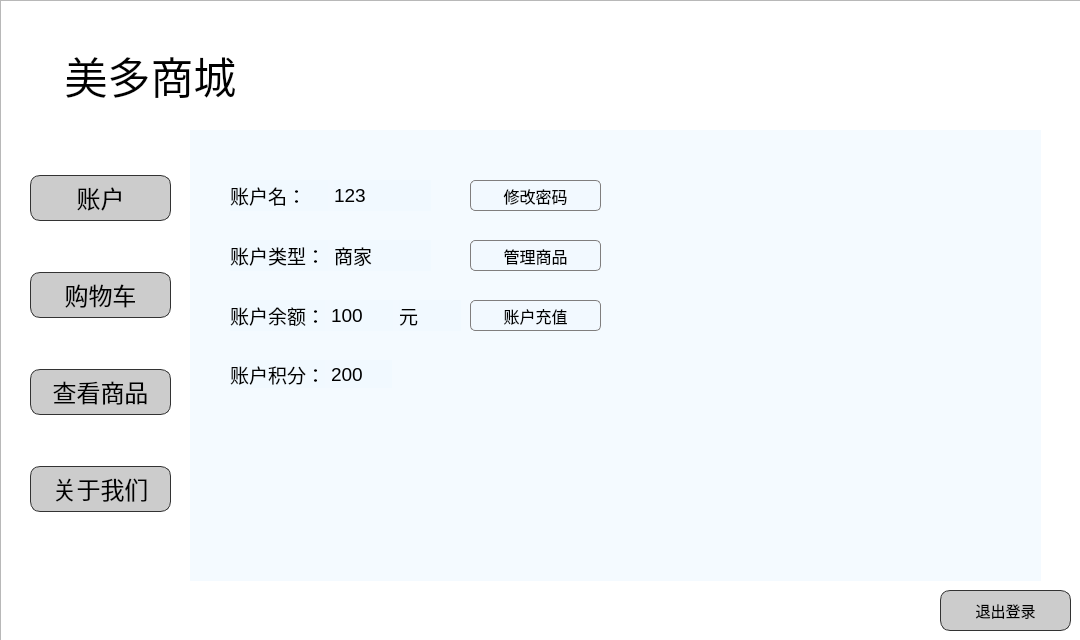
Above: eCommerce/store.ui from MrPluto0/eCommerce before the change. Below: the same form after it.
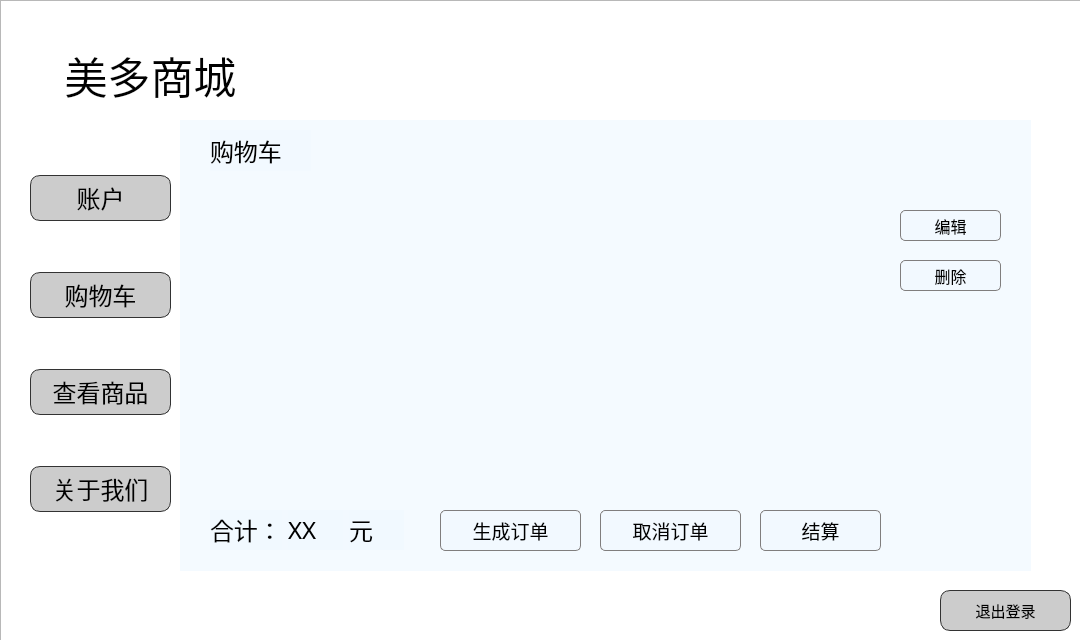
That is the form after the change. Icons and pictures are not drawn.

Diff of the .ui file:
```diff
--- a/eCommerce/store.ui
+++ b/eCommerce/store.ui
@@ -23,8 +23,8 @@
    <widget class="QStackedWidget" name="stackedWidget">
     <property name="geometry">
      <rect>
-      <x>190</x>
-      <y>130</y>
+      <x>180</x>
+      <y>120</y>
       <width>851</width>
       <height>451</height>
      </rect>
@@ -39,7 +39,7 @@
      <string notr="true">background:rgba(240,248,255,0.5);</string>
     </property>
     <property name="currentIndex">
-     <number>0</number>
+     <number>1</number>
     </property>
     <widget class="QWidget" name="index">
      <widget class="QWidget" name="layoutWidget">
@@ -352,6 +352,423 @@
       </property>
      </widget>
     </widget>
+    <widget class="QWidget" name="cart">
+     <widget class="QTableView" name="cartlist">
+      <property name="geometry">
+       <rect>
+        <x>30</x>
+        <y>60</y>
+        <width>671</width>
+        <height>319</height>
+       </rect>
+      </property>
+      <property name="styleSheet">
+       <string notr="true">QTableView QTableCornerButton::section {
+    color: white;/*文字颜色*/
+    background-color: #87CEFA;/*背景色*/
+    border: 5px solid #418bc9;/*边框*/
+    border-radius:20px;/*边框圆角*/
+    border-color: #87CEFA;/*边框颜色*/
+    font: 10px;/*字体大小*/
+    padding:0px 0 0 0px;/*内边距*/
+ }
+
+QTableView {
+	background:transparent;/*背景透明*/
+}
+
+QHeaderView {
+    color: white;
+    font: bold 10pt;
+    background-color: #87CEFA;
+    border: 0px solid #87CEFA;
+    border:0px solid rgb(191,191,191);
+    border-left-color: #87CEFA;
+    border-top-color: #87CEFA;
+    border-radius:20px;
+    min-height:29px;
+}
+
+QHeaderView::section {
+    color: white;
+    background-color:#87CEFA;
+    border: 5px solid #87CEFA;
+    border-radius:20px;
+    border-color:#87CEFA;
+} </string>
+      </property>
+      <property name="editTriggers">
+       <set>QAbstractItemView::NoEditTriggers</set>
+      </property>
+      <property name="selectionMode">
+       <enum>QAbstractItemView::SingleSelection</enum>
+      </property>
+      <property name="selectionBehavior">
+       <enum>QAbstractItemView::SelectRows</enum>
+      </property>
+      <property name="textElideMode">
+       <enum>Qt::ElideMiddle</enum>
+      </property>
+      <property name="gridStyle">
+       <enum>Qt::CustomDashLine</enum>
+      </property>
+      <property name="cornerButtonEnabled">
+       <bool>true</bool>
+      </property>
+      <attribute name="horizontalHeaderVisible">
+       <bool>false</bool>
+      </attribute>
+      <attribute name="horizontalHeaderCascadingSectionResizes">
+       <bool>true</bool>
+      </attribute>
+      <attribute name="horizontalHeaderDefaultSectionSize">
+       <number>50</number>
+      </attribute>
+      <attribute name="verticalHeaderCascadingSectionResizes">
+       <bool>true</bool>
+      </attribute>
+     </widget>
+     <widget class="QLabel" name="title_2">
+      <property name="geometry">
+       <rect>
+        <x>30</x>
+        <y>10</y>
+        <width>101</width>
+        <height>41</height>
+       </rect>
+      </property>
+      <property name="font">
+       <font>
+        <family>楷体</family>
+        <pointsize>18</pointsize>
+       </font>
+      </property>
+      <property name="text">
+       <string>购物车</string>
+      </property>
+     </widget>
+     <widget class="QPushButton" name="order">
+      <property name="geometry">
+       <rect>
+        <x>260</x>
+        <y>390</y>
+        <width>141</width>
+        <height>41</height>
+       </rect>
+      </property>
+      <property name="minimumSize">
+       <size>
+        <width>0</width>
+        <height>30</height>
+       </size>
+      </property>
+      <property name="font">
+       <font>
+        <family>Arial</family>
+        <pointsize>14</pointsize>
+       </font>
+      </property>
+      <property name="styleSheet">
+       <string notr="true">.QPushButton {
+        background:qlineargradient(spread:pad, x1:0, y1:0, x2:0, y2:1, 
+stop:0 rgba(233, 233, 233, 255), 
+stop:0.35 rgba(220, 220, 220, 255), 
+stop:0.5 rgba(213, 213, 213, 255), 
+stop:0.65 rgba(230, 230, 230, 255), 
+stop:1 rgba(242, 242, 242, 255));
+ border: 1px solid rgb(128,126,126);
+ border-radius: 5px;
+}
+.QPushButton:hover{
+        background:qlineargradient(spread:pad, x1:0, y1:0, x2:0, y2:1, 
+stop:0 rgba(250, 250, 250, 255), 
+stop:0.5 rgba(255, 255, 255, 255), 
+stop:1 rgba(250, 250, 250, 255));
+ border: 1px solid rgb(63,140,161);
+ border-radius: 5px;
+}
+ 
+.QPushButton:pressed{
+        background:qlineargradient(spread:pad, x1:0, y1:0, x2:0, y2:1, 
+stop:0 rgba(255, 255, 255, 255), 
+stop:0.5 rgba(235, 247, 253, 255), 
+stop:1 rgba(213, 237, 250, 255));
+ border: 1px solid rgb(3,110,183);
+ border-radius: 5px;
+}</string>
+      </property>
+      <property name="text">
+       <string>生成订单</string>
+      </property>
+     </widget>
+     <widget class="QWidget" name="layoutWidget">
+      <property name="geometry">
+       <rect>
+        <x>30</x>
+        <y>390</y>
+        <width>194</width>
+        <height>40</height>
+       </rect>
+      </property>
+      <layout class="QHBoxLayout" name="totalLayout">
+       <item>
+        <widget class="QLabel" name="title_3">
+         <property name="font">
+          <font>
+           <family>楷体</family>
+           <pointsize>18</pointsize>
+          </font>
+         </property>
+         <property name="text">
+          <string>合计：</string>
+         </property>
+        </widget>
+       </item>
+       <item>
+        <widget class="QLabel" name="amount">
+         <property name="font">
+          <font>
+           <family>楷体</family>
+           <pointsize>18</pointsize>
+          </font>
+         </property>
+         <property name="text">
+          <string>XX</string>
+         </property>
+        </widget>
+       </item>
+       <item>
+        <widget class="QLabel" name="title_5">
+         <property name="font">
+          <font>
+           <family>楷体</family>
+           <pointsize>18</pointsize>
+          </font>
+         </property>
+         <property name="text">
+          <string>元</string>
+         </property>
+        </widget>
+       </item>
+      </layout>
+     </widget>
+     <widget class="QPushButton" name="pay">
+      <property name="geometry">
+       <rect>
+        <x>580</x>
+        <y>390</y>
+        <width>121</width>
+        <height>41</height>
+       </rect>
+      </property>
+      <property name="minimumSize">
+       <size>
+        <width>0</width>
+        <height>30</height>
+       </size>
+      </property>
+      <property name="font">
+       <font>
+        <family>Arial</family>
+        <pointsize>14</pointsize>
+       </font>
+      </property>
+      <property name="styleSheet">
+       <string notr="true">.QPushButton {
+        background:qlineargradient(spread:pad, x1:0, y1:0, x2:0, y2:1, 
+stop:0 rgba(233, 233, 233, 255), 
+stop:0.35 rgba(220, 220, 220, 255), 
+stop:0.5 rgba(213, 213, 213, 255), 
+stop:0.65 rgba(230, 230, 230, 255), 
+stop:1 rgba(242, 242, 242, 255));
+ border: 1px solid rgb(128,126,126);
+ border-radius: 5px;
+}
+.QPushButton:hover{
+        background:qlineargradient(spread:pad, x1:0, y1:0, x2:0, y2:1, 
+stop:0 rgba(250, 250, 250, 255), 
+stop:0.5 rgba(255, 255, 255, 255), 
+stop:1 rgba(250, 250, 250, 255));
+ border: 1px solid rgb(63,140,161);
+ border-radius: 5px;
+}
+ 
+.QPushButton:pressed{
+        background:qlineargradient(spread:pad, x1:0, y1:0, x2:0, y2:1, 
+stop:0 rgba(255, 255, 255, 255), 
+stop:0.5 rgba(235, 247, 253, 255), 
+stop:1 rgba(213, 237, 250, 255));
+ border: 1px solid rgb(3,110,183);
+ border-radius: 5px;
+}</string>
+      </property>
+      <property name="text">
+       <string>结算</string>
+      </property>
+     </widget>
+     <widget class="QPushButton" name="editCart">
+      <property name="geometry">
+       <rect>
+        <x>720</x>
+        <y>90</y>
+        <width>101</width>
+        <height>31</height>
+       </rect>
+      </property>
+      <property name="minimumSize">
+       <size>
+        <width>0</width>
+        <height>30</height>
+       </size>
+      </property>
+      <property name="font">
+       <font>
+        <family>Arial</family>
+        <pointsize>12</pointsize>
+       </font>
+      </property>
+      <property name="styleSheet">
+       <string notr="true">.QPushButton {
+        background:qlineargradient(spread:pad, x1:0, y1:0, x2:0, y2:1, 
+stop:0 rgba(233, 233, 233, 255), 
+stop:0.35 rgba(220, 220, 220, 255), 
+stop:0.5 rgba(213, 213, 213, 255), 
+stop:0.65 rgba(230, 230, 230, 255), 
+stop:1 rgba(242, 242, 242, 255));
+ border: 1px solid rgb(128,126,126);
+ border-radius: 5px;
+}
+.QPushButton:hover{
+        background:qlineargradient(spread:pad, x1:0, y1:0, x2:0, y2:1, 
+stop:0 rgba(250, 250, 250, 255), 
+stop:0.5 rgba(255, 255, 255, 255), 
+stop:1 rgba(250, 250, 250, 255));
+ border: 1px solid rgb(63,140,161);
+ border-radius: 5px;
+}
+ 
+.QPushButton:pressed{
+        background:qlineargradient(spread:pad, x1:0, y1:0, x2:0, y2:1, 
+stop:0 rgba(255, 255, 255, 255), 
+stop:0.5 rgba(235, 247, 253, 255), 
+stop:1 rgba(213, 237, 250, 255));
+ border: 1px solid rgb(3,110,183);
+ border-radius: 5px;
+}</string>
+      </property>
+      <property name="text">
+       <string>编辑</string>
+      </property>
+     </widget>
+     <widget class="QPushButton" name="deleteCart">
+      <property name="geometry">
+       <rect>
+        <x>720</x>
+        <y>140</y>
+        <width>101</width>
+        <height>31</height>
+       </rect>
+      </property>
+      <property name="minimumSize">
+       <size>
+        <width>0</width>
+        <height>30</height>
+       </size>
+      </property>
+      <property name="font">
+       <font>
+        <family>Arial</family>
+        <pointsize>12</pointsize>
+       </font>
+      </property>
+      <property name="styleSheet">
+       <string notr="true">.QPushButton {
+        background:qlineargradient(spread:pad, x1:0, y1:0, x2:0, y2:1, 
+stop:0 rgba(233, 233, 233, 255), 
+stop:0.35 rgba(220, 220, 220, 255), 
+stop:0.5 rgba(213, 213, 213, 255), 
+stop:0.65 rgba(230, 230, 230, 255), 
+stop:1 rgba(242, 242, 242, 255));
+ border: 1px solid rgb(128,126,126);
+ border-radius: 5px;
+}
+.QPushButton:hover{
+        background:qlineargradient(spread:pad, x1:0, y1:0, x2:0, y2:1, 
+stop:0 rgba(250, 250, 250, 255), 
+stop:0.5 rgba(255, 255, 255, 255), 
+stop:1 rgba(250, 250, 250, 255));
+ border: 1px solid rgb(63,140,161);
+ border-radius: 5px;
+}
+ 
+.QPushButton:pressed{
+        background:qlineargradient(spread:pad, x1:0, y1:0, x2:0, y2:1, 
+stop:0 rgba(255, 255, 255, 255), 
+stop:0.5 rgba(235, 247, 253, 255), 
+stop:1 rgba(213, 237, 250, 255));
+ border: 1px solid rgb(3,110,183);
+ border-radius: 5px;
+}</string>
+      </property>
+      <property name="text">
+       <string>删除</string>
+      </property>
+     </widget>
+     <widget class="QPushButton" name="cancelorder">
+      <property name="geometry">
+       <rect>
+        <x>420</x>
+        <y>390</y>
+        <width>141</width>
+        <height>41</height>
+       </rect>
+      </property>
+      <property name="minimumSize">
+       <size>
+        <width>0</width>
+        <height>30</height>
+       </size>
+      </property>
+      <property name="font">
+       <font>
+        <family>Arial</family>
+        <pointsize>14</pointsize>
+       </font>
+      </property>
+      <property name="styleSheet">
+       <string notr="true">.QPushButton {
+        background:qlineargradient(spread:pad, x1:0, y1:0, x2:0, y2:1, 
+stop:0 rgba(233, 233, 233, 255), 
+stop:0.35 rgba(220, 220, 220, 255), 
+stop:0.5 rgba(213, 213, 213, 255), 
+stop:0.65 rgba(230, 230, 230, 255), 
+stop:1 rgba(242, 242, 242, 255));
+ border: 1px solid rgb(128,126,126);
+ border-radius: 5px;
+}
+.QPushButton:hover{
+        background:qlineargradient(spread:pad, x1:0, y1:0, x2:0, y2:1, 
+stop:0 rgba(250, 250, 250, 255), 
+stop:0.5 rgba(255, 255, 255, 255), 
+stop:1 rgba(250, 250, 250, 255));
+ border: 1px solid rgb(63,140,161);
+ border-radius: 5px;
+}
+ 
+.QPushButton:pressed{
+        background:qlineargradient(spread:pad, x1:0, y1:0, x2:0, y2:1, 
+stop:0 rgba(255, 255, 255, 255), 
+stop:0.5 rgba(235, 247, 253, 255), 
+stop:1 rgba(213, 237, 250, 255));
+ border: 1px solid rgb(3,110,183);
+ border-radius: 5px;
+}</string>
+      </property>
+      <property name="text">
+       <string>取消订单</string>
+      </property>
+     </widget>
+    </widget>
     <widget class="QWidget" name="store">
      <widget class="QTableView" name="list">
       <property name="geometry">
```
Left out of the diff: 48 changed lines with no effect on the pictures.
